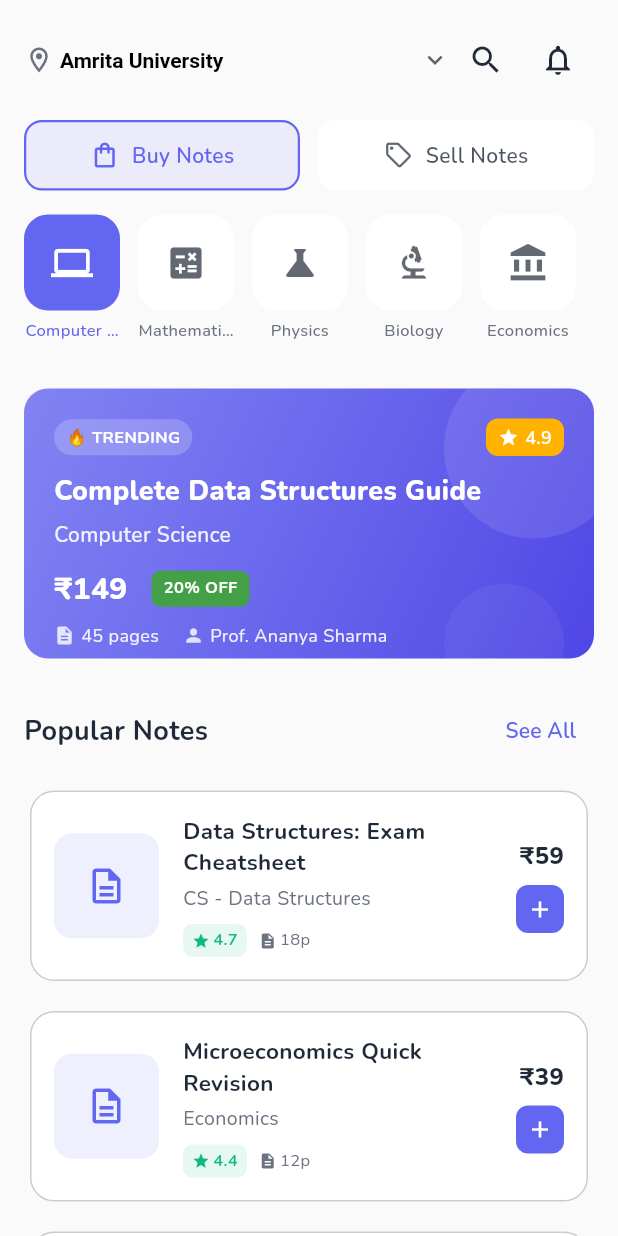
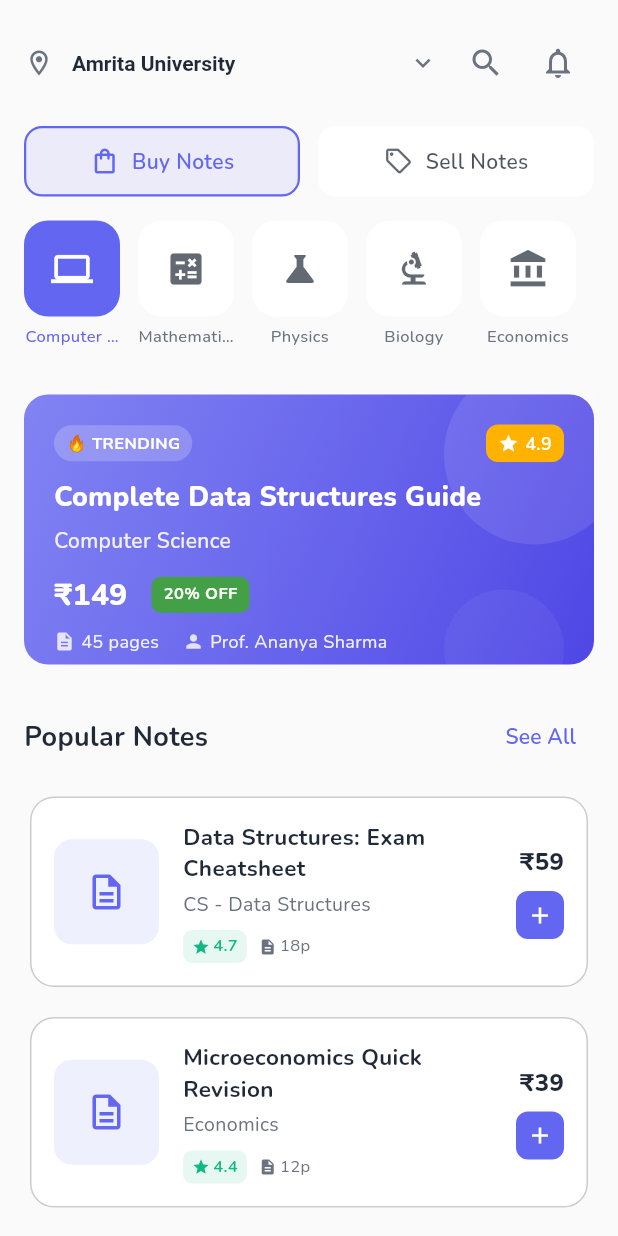
Before and after one commit to Campus-Notes/campus_notes_app, a Flutter app: the HomePage screen opened directly, on a phone screen of 412 x 824 dp. Run offline on Flutter 3.47's test engine with Material 3 defaults, Android fonts, the phone set to English and light mode, and no system bars; our stand-ins replace cloud_firestore, firebase_auth, firebase_core, google_fonts, shared_preferences; accounts and stored records are empty.

Commit message:
fix: fix UI bug in location header

```diff
--- a/lib/features/home/presentation/widgets/location_header.dart
+++ b/lib/features/home/presentation/widgets/location_header.dart
@@ -19,36 +19,41 @@ class LocationHeader extends StatelessWidget {
 
   @override
   Widget build(BuildContext context) {
+    final textColor = Theme.of(context).colorScheme.onSurface;
+    const iconColor = AppColors.muted;
     return Row(
       children: [
-        const Icon(Icons.location_on_outlined, size: 20, color: AppColors.muted),
+        const Icon(Icons.location_on_outlined, size: 20, color: iconColor),
         const SizedBox(width: 4),
         Expanded(
           child: DropdownButton<String>(
             value: selectedUniversity,
+            padding: const EdgeInsets.symmetric(horizontal: 8, vertical: 2),
             isExpanded: true,
             underline: const SizedBox(),
-            icon: const Icon(Icons.keyboard_arrow_down, size: 20),
-            style: const TextStyle(
+            icon: const Icon(Icons.keyboard_arrow_down, size: 20, color: iconColor),
+            style: TextStyle(
               fontSize: 14,
               fontWeight: FontWeight.w600,
-              color: Colors.black,
+              color: textColor,
             ),
             items: universities.map((String value) {
               return DropdownMenuItem<String>(
                 value: value,
-                child: Text(value),
+                child: Text(value, style: TextStyle(color: textColor)),
               );
             }).toList(),
+            focusColor: Colors.transparent,
+            borderRadius: BorderRadius.circular(12),
             onChanged: onUniversityChanged,
           ),
         ),
         IconButton(
-          icon: const Icon(Icons.search, size: 24),
+          icon: const Icon(Icons.search, size: 24, color: iconColor),
           onPressed: onSearchTap,
         ),
         IconButton(
-          icon: const Icon(Icons.notifications_outlined, size: 24),
+          icon: const Icon(Icons.notifications_outlined, size: 24, color: iconColor),
           onPressed: onNotificationTap,
         ),
       ],
```
